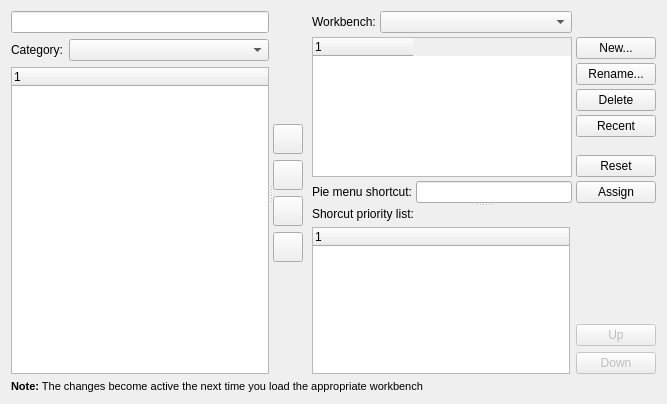
Old version of the form src/Gui/DlgToolbars.ui in the repository ipatch/FreeCAD.
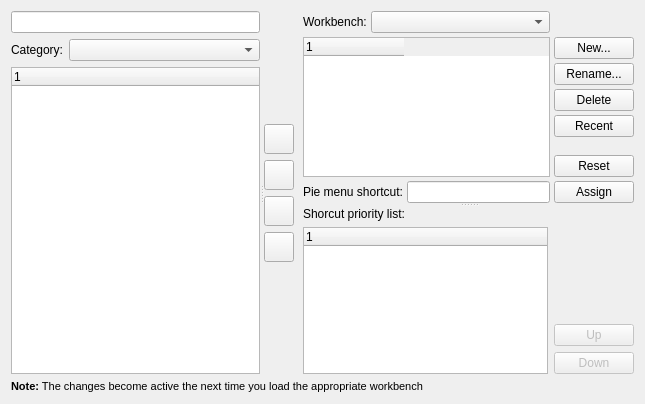
New version of the form. Icons and pictures are not drawn. Custom widgets are drawn as their Qt base class.

The edit to the form file:
```diff
--- a/src/Gui/DlgToolbars.ui
+++ b/src/Gui/DlgToolbars.ui
@@ -6,7 +6,7 @@
    <rect>
     <x>0</x>
     <y>0</y>
-    <width>667</width>
+    <width>645</width>
     <height>404</height>
    </rect>
   </property>
@@ -335,7 +335,14 @@
             </widget>
            </item>
            <item row="0" column="1" colspan="2">
-            <widget class="QComboBox" name="workbenchBox"/>
+            <widget class="QComboBox" name="workbenchBox">
+             <property name="sizePolicy">
+              <sizepolicy hsizetype="Expanding" vsizetype="Fixed">
+               <horstretch>0</horstretch>
+               <verstretch>0</verstretch>
+              </sizepolicy>
+             </property>
+            </widget>
            </item>
            <item row="6" column="3">
             <widget class="QPushButton" name="resetButton">
@@ -408,6 +415,12 @@
            </item>
            <item row="0" column="0">
             <widget class="QLabel" name="textLabelAssigned">
+             <property name="sizePolicy">
+              <sizepolicy hsizetype="Expanding" vsizetype="Preferred">
+               <horstretch>0</horstretch>
+               <verstretch>0</verstretch>
+              </sizepolicy>
+             </property>
              <property name="toolTip">
               <string>This list shows commands having the same shortcut in the priority from hight
 to low. If more than one command with the same shortcut are active at the
```
